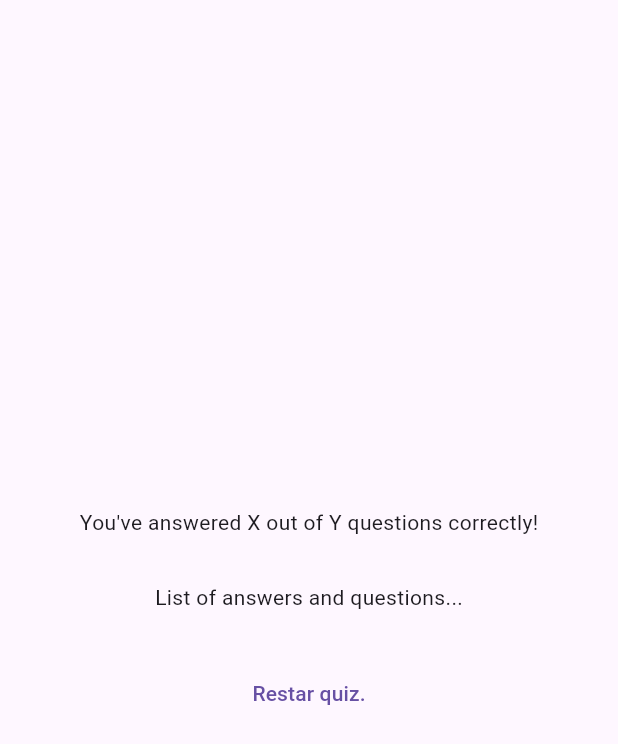
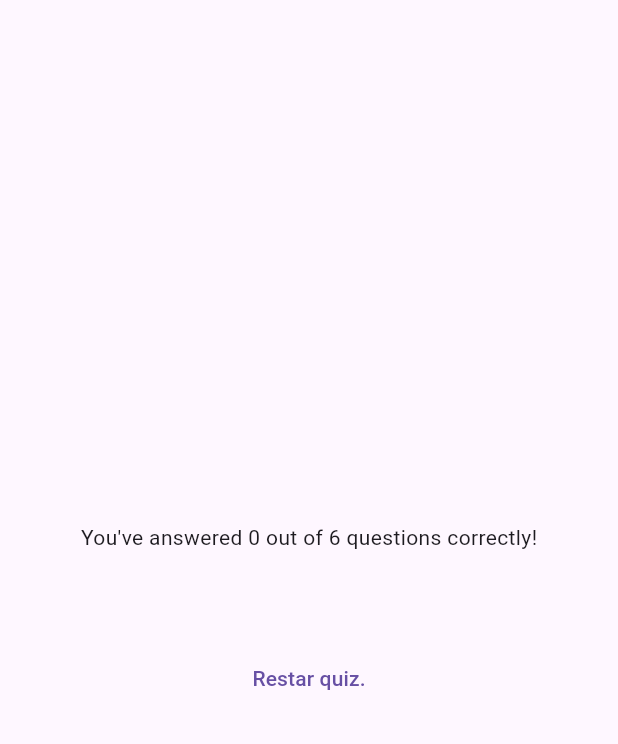
Before and after one commit to sweihmuller/quiz_app, a Flutter app: the ResultScreen widget shown alone on an empty page, opened directly with empty values, on a phone screen of 412 x 824 dp. Shown: the top 744 px of the screen. Run offline on Flutter 3.47's test engine with Material 3 defaults, Android fonts, the phone set to English and light mode, and no system bars; our stand-ins replace google_fonts.

Commit message:
Add result summary display and refactor ResultScreen to show correct answers

```diff
--- a/lib/result_screen.dart
+++ b/lib/result_screen.dart
@@ -1,5 +1,7 @@
+import 'package:flutter/foundation.dart';
 import 'package:flutter/material.dart';
 import 'package:quiz_app/data/questions.dart';
+import 'package:quiz_app/questions_summary.dart';
 
 class ResultScreen extends StatelessWidget {
   const ResultScreen({super.key, required this.chosenAnswers});
@@ -23,6 +25,12 @@ class ResultScreen extends StatelessWidget {
 
   @override
   Widget build(context) {
+    final summaryData = getSummaryData();
+    final numTotalQuestions = questions.length;
+    final numCorrectQuestions = summaryData.where((data) {
+      return data['user_answer'] == data['correct_answer'];
+    }).length;
+
     return SizedBox(
       width: double.infinity,
       child: Container(
@@ -30,9 +38,11 @@ class ResultScreen extends StatelessWidget {
         child: Column(
           mainAxisAlignment: MainAxisAlignment.center,
           children: [
-            const Text("You've answered X out of Y questions correctly!"),
+            Text(
+              "You've answered $numCorrectQuestions out of $numTotalQuestions questions correctly!",
+            ),
             const SizedBox(height: 30),
-            const Text('List of answers and questions...'),
+            QuestionsSummary(summaryData),
             const SizedBox(height: 30),
             TextButton(onPressed: () {}, child: Text('Restar quiz.')),
           ],
```
Also changed, not shown: lib/questions_summary.dart (added, +30 -0 lines).
